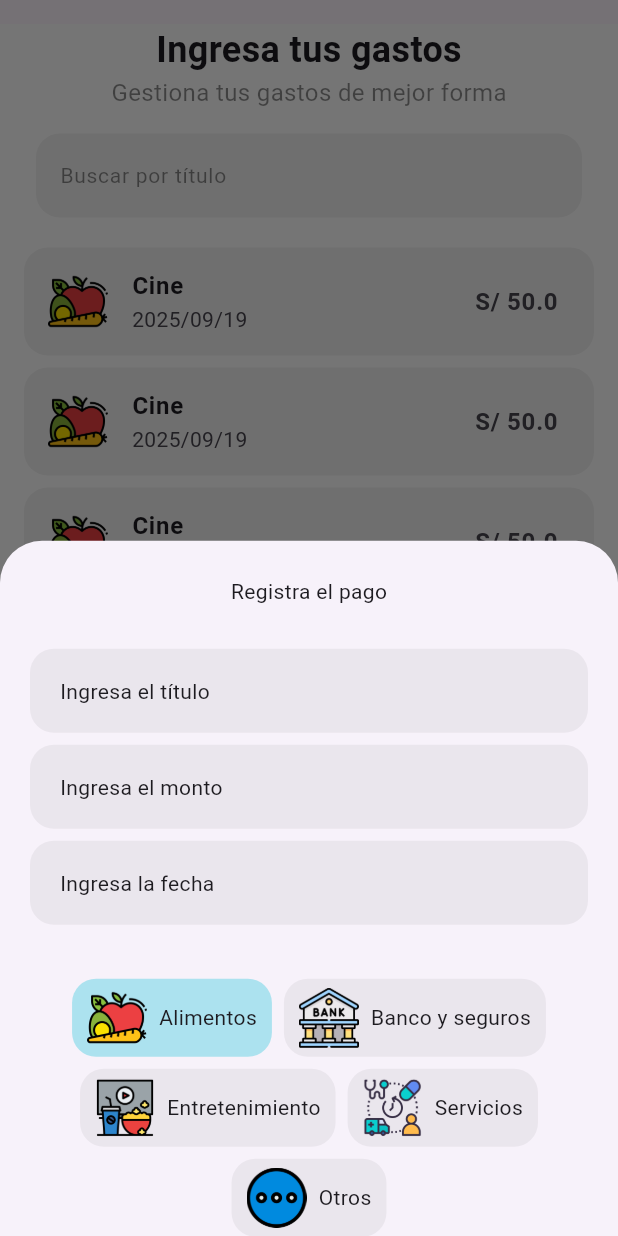
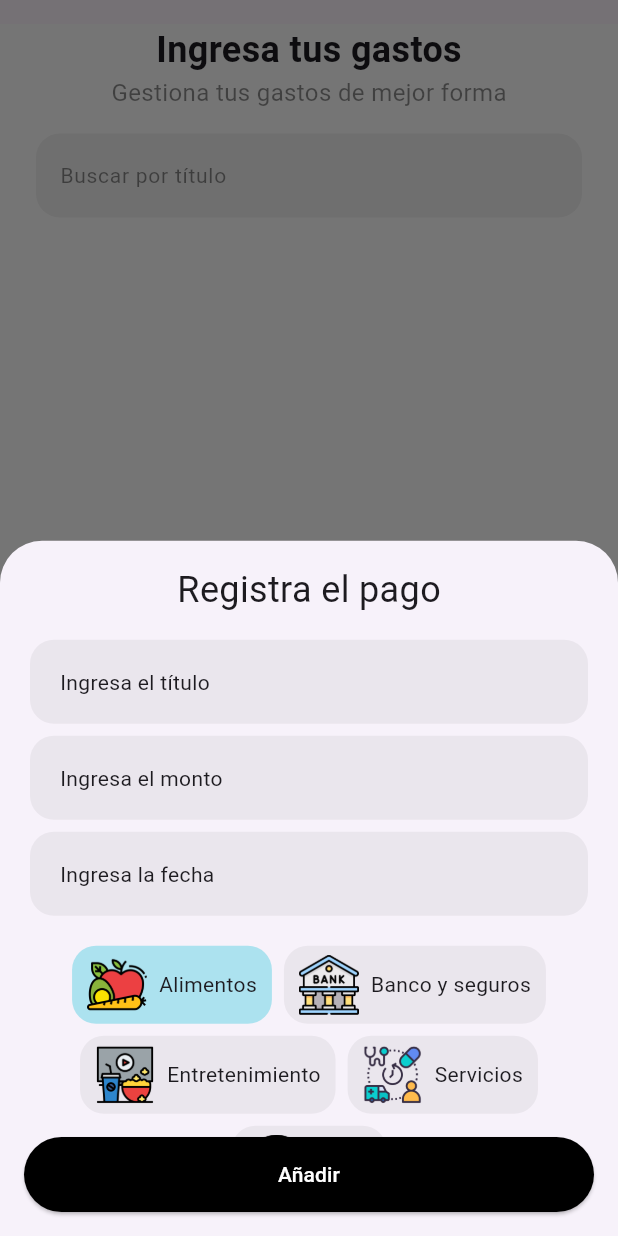
Before and after one commit to fr4nsgallegos/gastosappg13, a Flutter app: the screen it shows after launch, after a tap on "Agregar", on a phone screen of 412 x 824 dp. Run offline on Flutter 3.47's test engine with Material 3 defaults, Android fonts, the phone set to English and light mode, and no system bars; our stand-ins replace sqflite; missing offline and left inert: dart:ffi; accounts and stored records are empty.

Commit message:
inserrtando y obteniendo ingormacion de la bs

```diff
--- /dev/null
+++ b/lib/db/db_admin_gastos.dart
@@ -0,0 +1,60 @@
+import 'dart:ffi';
+import 'dart:io';
+
+import 'package:gastosappg13/models/gasto_model.dart';
+import 'package:path/path.dart';
+import 'package:sqflite/sqflite.dart';
+
+class DbAdminGastos {
+  Database? myDatabase;
+  DbAdminGastos._();
+
+  factory DbAdminGastos() {
+    return _instance;
+  }
+  static final DbAdminGastos _instance = DbAdminGastos._();
+
+  Future<Database?> _checkDatabase() async {
+    if (myDatabase == null) {
+      myDatabase = await _initDatabase();
+    }
+    return myDatabase;
+  }
+
+  Future<Database> _initDatabase() async {
+    final pathDb = await getDatabasesPath();
+    final path = join(pathDb, "gastos.db");
+    return await openDatabase(
+      path,
+      version: 1,
+      onCreate: (db, version) {
+        db.execute("""CREATE TABLE GASTOS(
+      id INTEGER PRIMARY KEY AUTOINCREMENT,
+      title TEXT,
+      price REAL,
+      datetime TEXT,
+      type TEXT)""");
+      },
+    );
+  }
+
+  // insersción
+  Future<int> insertarGasto(GastoModel gasto) async {
+    Database? db = await _checkDatabase();
+    int res = await db!.insert("GASTOS", gasto.convertirAMap());
+    print(res);
+    return res;
+  }
+
+  // GET
+  Future<List<GastoModel>> obtenerGastos() async {
+    Database? db = await _checkDatabase();
+    List<Map<String, dynamic>> data = await db!.query("GASTOS");
+    List<GastoModel> gastoModelList = data
+        .map((e) => GastoModel.fromDB(e))
+        .toList();
+
+    print(gastoModelList);
+    return gastoModelList;
+  }
+}
--- a/lib/models/gasto_model.dart
+++ b/lib/models/gasto_model.dart
@@ -1,25 +1,25 @@
 class GastoModel {
-  String tittle;
+  String title;
   double price;
   String datetime;
   String type;
 
   GastoModel({
-    required this.tittle,
+    required this.title,
     required this.price,
     required this.datetime,
     required this.type,
   });
 
   factory GastoModel.fromDB(Map<String, dynamic> data) => GastoModel(
-    tittle: data["tittle"],
+    title: data["title"],
     price: data["price"],
     datetime: data["datetime"],
     type: data["type"],
   );
 
   Map<String, dynamic> convertirAMap() => {
-    "title": tittle,
+    "title": title,
     "price": price,
     "datetime": datetime,
     "type": type,
--- a/lib/pages/home_page.dart
+++ b/lib/pages/home_page.dart
@@ -1,4 +1,6 @@
 import 'package:flutter/material.dart';
+import 'package:gastosappg13/db/db_admin_gastos.dart';
+import 'package:gastosappg13/models/gasto_model.dart';
 import 'package:gastosappg13/widgets/busqueda_widget.dart';
 import 'package:gastosappg13/widgets/item_widget.dart';
 import 'package:gastosappg13/widgets/register_modal_widget.dart';
@@ -11,6 +13,13 @@ class HomePage extends StatefulWidget {
 }
 
 class _HomePageState extends State<HomePage> {
+  List<GastoModel> gastosList = [];
+
+  Future<void> getDataFromDB() async {
+    gastosList = await DbAdminGastos().obtenerGastos();
+    setState(() {});
+  }
+
   void showRegisterModal() {
     showModalBottomSheet(
       context: context,
@@ -22,7 +31,16 @@ class _HomePageState extends State<HomePage> {
           child: RegisterModalWidget(),
         );
       },
-    );
+    ).then((value) {
+      getDataFromDB();
+    });
+  }
+
+  @override
+  void initState() {
+    getDataFromDB();
+    // TODO: implement initState
+    super.initState();
   }
 
   @override
@@ -86,9 +104,14 @@ class _HomePageState extends State<HomePage> {
                           style: TextStyle(color: Colors.black45, fontSize: 16),
                         ),
                         BusquedaWidget(),
-                        ItemWidget(),
-                        ItemWidget(),
-                        ItemWidget(),
+                        Expanded(
+                          child: ListView.builder(
+                            itemCount: gastosList.length,
+                            itemBuilder: (BuildContext context, int index) {
+                              return ItemWidget(gastoModel: gastosList[index]);
+                            },
+                          ),
+                        ),
                       ],
                     ),
                   ),
--- a/lib/widgets/item_widget.dart
+++ b/lib/widgets/item_widget.dart
@@ -1,7 +1,10 @@
 import 'package:flutter/material.dart';
+import 'package:gastosappg13/models/gasto_model.dart';
 
 class ItemWidget extends StatelessWidget {
-  const ItemWidget({super.key});
+  GastoModel gastoModel;
+
+  ItemWidget({super.key, required this.gastoModel});
 
   @override
   Widget build(BuildContext context) {
@@ -13,12 +16,12 @@ class ItemWidget extends StatelessWidget {
       ),
       child: ListTile(
         title: Text(
-          "Cine",
+          gastoModel.title,
           style: TextStyle(fontWeight: FontWeight.bold, fontSize: 16),
         ),
-        subtitle: Text("2025/09/19"),
+        subtitle: Text(gastoModel.datetime),
         trailing: Text(
-          "S/ 50.0",
+          "S/ ${gastoModel.price}",
           style: TextStyle(fontWeight: FontWeight.w700, fontSize: 16),
         ),
         leading: Image.asset(
--- a/lib/widgets/register_modal_widget.dart
+++ b/lib/widgets/register_modal_widget.dart
@@ -1,4 +1,6 @@
 import 'package:flutter/material.dart';
+import 'package:gastosappg13/db/db_admin_gastos.dart';
+import 'package:gastosappg13/models/gasto_model.dart';
 import 'package:gastosappg13/utils/data_general.dart';
 import 'package:gastosappg13/widgets/field_modal_widget.dart';
 import 'package:gastosappg13/widgets/item_type_widget.dart';
@@ -40,16 +42,56 @@ class _RegisterModalWidgetState extends State<RegisterModalWidget> {
     print(dateController.text);
   }
 
+  _buildAddButton() {
+    return Container(
+      margin: EdgeInsets.only(bottom: 16),
+      height: 50,
+      width: double.infinity,
+      child: ElevatedButton(
+        onPressed: () {
+          GastoModel gastoModel = GastoModel(
+            title: titleController.text,
+            price: double.parse(priceController.text),
+            datetime: dateController.text,
+            type: typeSelected,
+          );
+
+          DbAdminGastos().insertarGasto(gastoModel).then((value) {
+            if (value > 0) {
+              // Se ha insertado correctamente
+              ScaffoldMessenger.of(context).showSnackBar(
+                SnackBar(
+                  backgroundColor: Colors.cyan,
+                  behavior: SnackBarBehavior.floating,
+                  shape: RoundedRectangleBorder(
+                    borderRadius: BorderRadius.circular(16),
+                  ),
+                  content: Text("Se ha registrado correctamente"),
+                ),
+              );
+              Navigator.pop(context);
+            }
+          });
+        },
+        style: ElevatedButton.styleFrom(backgroundColor: Colors.black),
+        child: Text("Añadir", style: TextStyle(color: Colors.white)),
+      ),
+    );
+  }
+
   @override
   Widget build(BuildContext context) {
     return Container(
-      padding: EdgeInsets.fromLTRB(16, 24, 16, 0),
+      padding: EdgeInsets.fromLTRB(16, 16, 16, 0),
       width: double.infinity,
+      child: Column(
+        children: [
+          Expanded(
             child: SingleChildScrollView(
               child: Column(
                 children: [
-            Text("Registra el pago"),
-            SizedBox(height: 24),
+                  Text("Registra el pago", style: TextStyle(fontSize: 24)),
+                  SizedBox(height: 12),
                   FieldModalWidget(
                     hint: "Ingresa el título",
                     controller: titleController,
@@ -66,8 +108,9 @@ class _RegisterModalWidgetState extends State<RegisterModalWidget> {
                       showDateTimePicker();
                     },
                   ),
-            SizedBox(height: 32),
-            Wrap(
+                  Padding(
+                    padding: const EdgeInsets.symmetric(vertical: 16),
+                    child: Wrap(
                       spacing: 8,
                       runSpacing: 8,
                       alignment: WrapAlignment.center,
@@ -75,7 +118,9 @@ class _RegisterModalWidgetState extends State<RegisterModalWidget> {
                           .map(
                             (e) => ItemTypeWidget(
                               data: e,
-                      isSelected: typeSelected == e["name"] ? true : false,
+                              isSelected: typeSelected == e["name"]
+                                  ? true
+                                  : false,
                               tap: () {
                                 typeSelected = e["name"];
                                 setState(() {});
@@ -84,8 +129,13 @@ class _RegisterModalWidgetState extends State<RegisterModalWidget> {
                           )
                           .toList(),
                     ),
+                  ),
                 ],
               ),
+            ),
+          ),
+          _buildAddButton(),
+        ],
       ),
     );
   }
```
Lines whose indentation alone changed are shown as unchanged.
